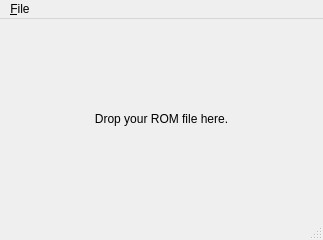
Before: the Qt Designer form globals/romglobalswidget.ui in nirjacobson/Chromasound-Studio, drawn with Qt 5.
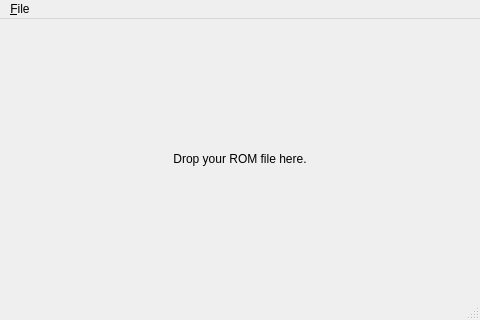
After: the same form once the commit is applied.

Diff of the .ui file:
```diff
--- a/globals/romglobalswidget.ui
+++ b/globals/romglobalswidget.ui
@@ -6,14 +6,14 @@
    <rect>
     <x>0</x>
     <y>0</y>
-    <width>323</width>
-    <height>240</height>
+    <width>480</width>
+    <height>320</height>
    </rect>
   </property>
   <property name="minimumSize">
    <size>
-    <width>320</width>
-    <height>240</height>
+    <width>480</width>
+    <height>320</height>
    </size>
   </property>
   <property name="windowTitle">
@@ -65,11 +65,14 @@
     <rect>
      <x>0</x>
      <y>0</y>
-     <width>323</width>
+     <width>480</width>
      <height>20</height>
     </rect>
    </property>
    <widget class="QMenu" name="menuFile">
+    <property name="enabled">
+     <bool>true</bool>
+    </property>
     <property name="title">
      <string>&amp;File</string>
     </property>
```
Left out of the diff: 9 changed lines with no effect on the pictures.
